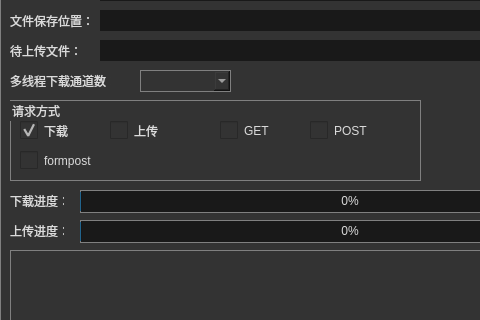
This is Sample/CURLTool/curltool.ui in VilasWang/HttpRequest-master as Qt 5 draws it before an edit; both pictures show x 0 to 480 and y 120 to 440 of the 630 by 610 pixel window. The edited form follows.
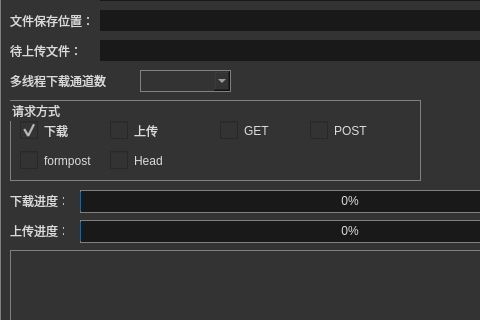
This is the edited form. Icons and pictures are not drawn.

Commit message: add http head request

Diff of the .ui file:
```diff
--- a/Sample/CURLTool/curltool.ui
+++ b/Sample/CURLTool/curltool.ui
@@ -287,7 +287,7 @@
       <rect>
        <x>10</x>
        <y>50</y>
-       <width>91</width>
+       <width>81</width>
        <height>21</height>
       </rect>
      </property>
@@ -301,6 +301,25 @@
       </size>
      </property>
     </widget>
+    <widget class="QCheckBox" name="cb_head">
+     <property name="geometry">
+      <rect>
+       <x>100</x>
+       <y>50</y>
+       <width>91</width>
+       <height>21</height>
+      </rect>
+     </property>
+     <property name="text">
+      <string>Head</string>
+     </property>
+     <property name="iconSize">
+      <size>
+       <width>18</width>
+       <height>18</height>
+      </size>
+     </property>
+    </widget>
    </widget>
    <widget class="QPushButton" name="btn_start">
     <property name="geometry">
```
The commit also changes 9 other files.
